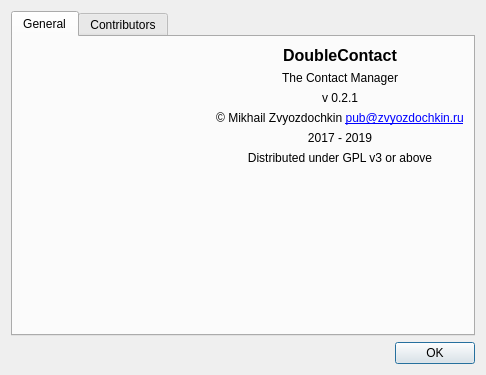
This is app/aboutdialog.ui in DarkHobbit/doublecontact as Qt 5 draws it before an edit. The edited form follows.
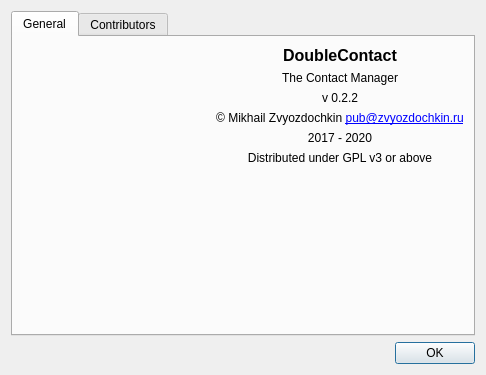
This is the edited form. Icons and pictures are not drawn.

The edit to the form file:
```diff
--- a/app/aboutdialog.ui
+++ b/app/aboutdialog.ui
@@ -68,7 +68,7 @@
            <item>
             <widget class="QLabel" name="lbVer">
              <property name="text">
-              <string notr="true">v 0.2.1</string>
+              <string notr="true">v 0.2.2</string>
              </property>
              <property name="alignment">
               <set>Qt::AlignCenter</set>
@@ -91,7 +91,7 @@
            <item>
             <widget class="QLabel" name="lbYear_2">
              <property name="text">
-              <string notr="true">2017 - 2019</string>
+              <string notr="true">2017 - 2020</string>
              </property>
              <property name="alignment">
               <set>Qt::AlignCenter</set>
```
